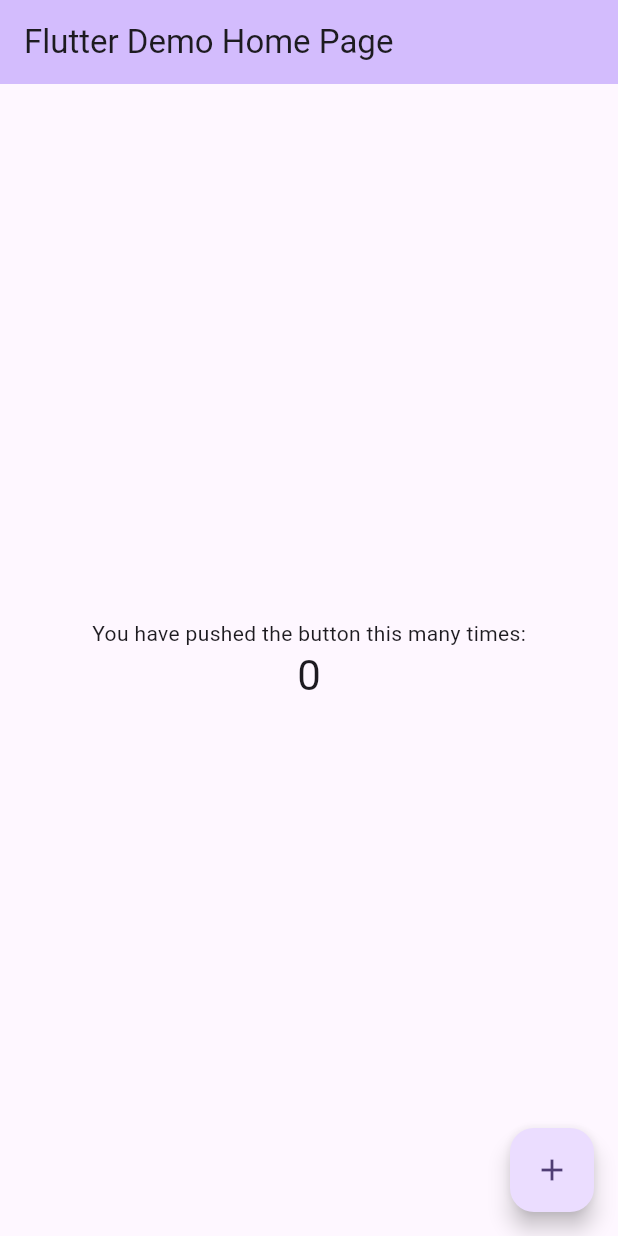
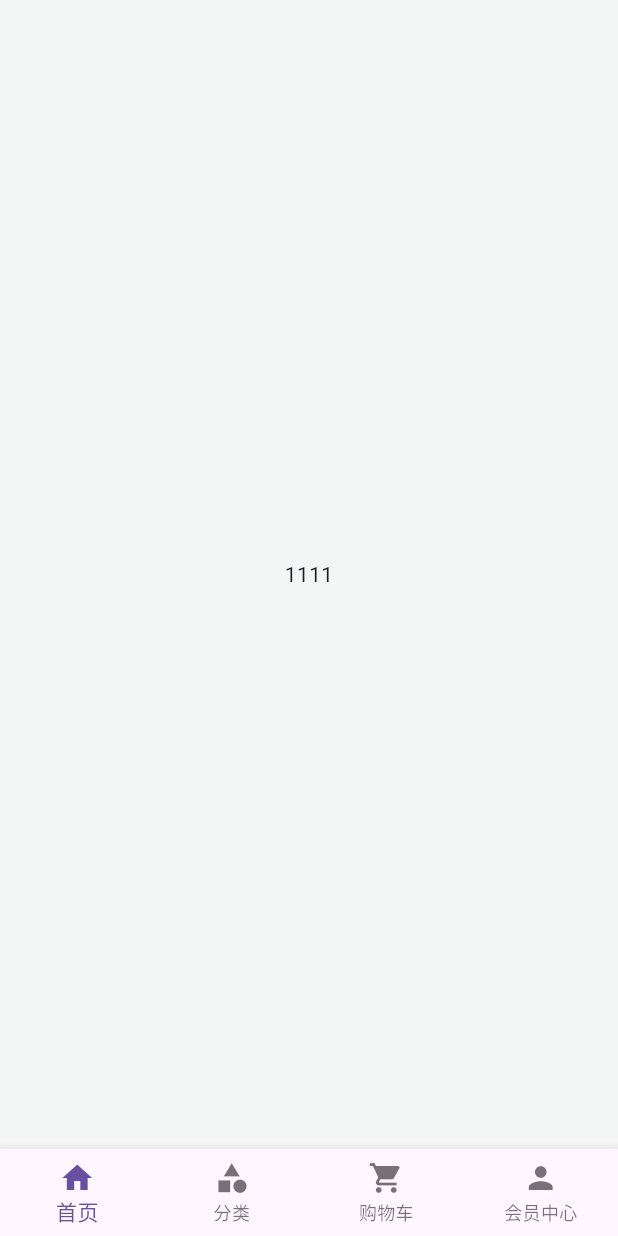
Before and after one commit to wangweijun123/flutter_shop_dx_me, a Flutter app: the screen it shows after launch, on a phone screen of 412 x 824 dp. Run offline on Flutter 3.47's test engine with Material 3 defaults, Android fonts, the phone set to English and light mode, and no system bars.

Commit message:
add main2

```diff
--- /dev/null
+++ b/lib/log/log_constanst.dart
@@ -0,0 +1,5 @@
+const String TAG = "ddddddddd";
+
+void myPrint(Object? any) {
+  print("$TAG $any");
+}
--- a/lib/main.dart
+++ b/lib/main.dart
@@ -1,4 +1,10 @@
 import 'package:flutter/material.dart';
+import 'package:flutter_shop_dx_me/pages/index_page.dart';
+import 'package:flutter_shop_dx_me/providers/current_index_provider.dart';
+import 'package:provider/provider.dart';
+
+import 'config/color.dart';
+import 'config/string.dart';
 
 void main() {
   runApp(const MyApp());
@@ -10,116 +16,25 @@ class MyApp extends StatelessWidget {
   // This widget is the root of your application.
   @override
   Widget build(BuildContext context) {
-    return MaterialApp(
-      title: 'Flutter Demo',
-      theme: ThemeData(
-        // This is the theme of your application.
-        //
-        // TRY THIS: Try running your application with "flutter run". You'll see
-        // the application has a blue toolbar. Then, without quitting the app,
-        // try changing the seedColor in the colorScheme below to Colors.green
-        // and then invoke "hot reload" (save your changes or press the "hot
-        // reload" button in a Flutter-supported IDE, or press "r" if you used
-        // the command line to start the app).
-        //
-        // Notice that the counter didn't reset back to zero; the application
-        // state is not lost during the reload. To reset the state, use hot
-        // restart instead.
-        //
-        // This works for code too, not just values: Most code changes can be
-        // tested with just a hot reload.
-        colorScheme: ColorScheme.fromSeed(seedColor: Colors.deepPurple),
-        useMaterial3: true,
+    return MultiProvider(
+      // Failed assertion: line 71 pos 16: 'children.isNotEmpty': is not true.
+      providers: [
+        ChangeNotifierProvider(create: (_) => CurrentIndexProvider()),
+      ],
+      child: Container(
+        child: MaterialApp(
+          title: KString.mainTitle,
+          //Flutter女装商城
+          debugShowCheckedModeBanner: false,
+          // onGenerateRoute: Application.router.generator,
+          //定制主题
+          theme: ThemeData(
+            primaryColor: KColor.primaryColor,
+          ),
+          // home: Text("xxxxx"),
+          home: IndexPage(),
+        ),
       ),
-      home: const MyHomePage(title: 'Flutter Demo Home Page'),
     );
   }
 }
-
-class MyHomePage extends StatefulWidget {
-  const MyHomePage({super.key, required this.title});
-
-  // This widget is the home page of your application. It is stateful, meaning
-  // that it has a State object (defined below) that contains fields that affect
-  // how it looks.
-
-  // This class is the configuration for the state. It holds the values (in this
-  // case the title) provided by the parent (in this case the App widget) and
-  // used by the build method of the State. Fields in a Widget subclass are
-  // always marked "final".
-
-  final String title;
-
-  @override
-  State<MyHomePage> createState() => _MyHomePageState();
-}
-
-class _MyHomePageState extends State<MyHomePage> {
-  int _counter = 0;
-
-  void _incrementCounter() {
-    setState(() {
-      // This call to setState tells the Flutter framework that something has
-      // changed in this State, which causes it to rerun the build method below
-      // so that the display can reflect the updated values. If we changed
-      // _counter without calling setState(), then the build method would not be
-      // called again, and so nothing would appear to happen.
-      _counter++;
-    });
-  }
-
-  @override
-  Widget build(BuildContext context) {
-    // This method is rerun every time setState is called, for instance as done
-    // by the _incrementCounter method above.
-    //
-    // The Flutter framework has been optimized to make rerunning build methods
-    // fast, so that you can just rebuild anything that needs updating rather
-    // than having to individually change instances of widgets.
-    return Scaffold(
-      appBar: AppBar(
-        // TRY THIS: Try changing the color here to a specific color (to
-        // Colors.amber, perhaps?) and trigger a hot reload to see the AppBar
-        // change color while the other colors stay the same.
-        backgroundColor: Theme.of(context).colorScheme.inversePrimary,
-        // Here we take the value from the MyHomePage object that was created by
-        // the App.build method, and use it to set our appbar title.
-        title: Text(widget.title),
-      ),
-      body: Center(
-        // Center is a layout widget. It takes a single child and positions it
-        // in the middle of the parent.
-        child: Column(
-          // Column is also a layout widget. It takes a list of children and
-          // arranges them vertically. By default, it sizes itself to fit its
-          // children horizontally, and tries to be as tall as its parent.
-          //
-          // Column has various properties to control how it sizes itself and
-          // how it positions its children. Here we use mainAxisAlignment to
-          // center the children vertically; the main axis here is the vertical
-          // axis because Columns are vertical (the cross axis would be
-          // horizontal).
-          //
-          // TRY THIS: Invoke "debug painting" (choose the "Toggle Debug Paint"
-          // action in the IDE, or press "p" in the console), to see the
-          // wireframe for each widget.
-          mainAxisAlignment: MainAxisAlignment.center,
-          children: <Widget>[
-            const Text(
-              'You have pushed the button this many times:',
-            ),
-            Text(
-              '$_counter',
-              style: Theme.of(context).textTheme.headlineMedium,
-            ),
-          ],
-        ),
-      ),
-      floatingActionButton: FloatingActionButton(
-        onPressed: _incrementCounter,
-        tooltip: 'Increment',
-        child: const Icon(Icons.add),
-      ), // This trailing comma makes auto-formatting nicer for build methods.
-    );
-  }
-}
--- /dev/null
+++ b/lib/pages/category_page.dart
@@ -0,0 +1,13 @@
+import 'package:flutter/material.dart';
+
+class CategoryPage extends StatefulWidget {
+  @override
+  State<StatefulWidget> createState() => _CategoryPageState();
+}
+
+class _CategoryPageState extends State<CategoryPage> {
+  @override
+  Widget build(BuildContext context) {
+    return Text("分类");
+  }
+}
--- /dev/null
+++ b/lib/pages/home_page.dart
@@ -0,0 +1,13 @@
+import 'package:flutter/material.dart';
+
+class HomePage extends StatefulWidget {
+  @override
+  State<StatefulWidget> createState() => _HomePageState();
+}
+
+class _HomePageState extends State<HomePage> {
+  @override
+  Widget build(BuildContext context) {
+    return Center(child: Text("1111"));
+  }
+}
--- /dev/null
+++ b/lib/pages/index_page.dart
@@ -0,0 +1,65 @@
+import 'package:flutter/material.dart';
+import 'package:flutter_shop_dx_me/providers/current_index_provider.dart';
+import 'package:provider/provider.dart';
+
+import '../config/string.dart';
+import '../log/log_constanst.dart';
+import 'category_page.dart';
+import 'home_page.dart';
+
+class IndexPage extends StatelessWidget {
+  final List<BottomNavigationBarItem> bottomTabs = [
+    const BottomNavigationBarItem(
+      icon: Icon(Icons.home),
+      label: KString.homeTitle, //首页
+    ),
+    const BottomNavigationBarItem(
+      icon: Icon(Icons.category),
+      label: KString.categoryTitle, //分类
+    ),
+    const BottomNavigationBarItem(
+      icon: Icon(Icons.shopping_cart),
+      label: KString.shoppingCartTitle, //购物车
+    ),
+    const BottomNavigationBarItem(
+      icon: Icon(Icons.person),
+      label: KString.memberTitle, //会员中心
+    ),
+  ];
+
+  final List<Widget> tabBodies = [
+    HomePage(),
+    CategoryPage(),
+    HomePage(),
+    CategoryPage(),
+  ];
+
+  @override
+  Widget build(BuildContext context) {
+    //取到当前索引状态值
+    var currentIndexProvider =
+        Provider.of<CurrentIndexProvider>(context, listen: true);
+    myPrint("build currentIndexProvider = ${currentIndexProvider.hashCode}");
+    int currentIndex = currentIndexProvider.currentIndex;
+    return Scaffold(
+      backgroundColor: Color.fromRGBO(244, 245, 245, 1.0),
+      bottomNavigationBar: BottomNavigationBar(
+        // 需要加上type才正常展示table
+        type: BottomNavigationBarType.fixed,
+        items: bottomTabs,
+        currentIndex: currentIndex,
+        onTap: (index) {
+          var currentIndexProvider =
+              Provider.of<CurrentIndexProvider>(context, listen: false);
+          myPrint(
+              "onTap currentIndexProvider = ${currentIndexProvider.hashCode}");
+          currentIndexProvider.changeIndex(index);
+        },
+      ),
+      body: IndexedStack(
+        index: currentIndex,
+        children: tabBodies,
+      ),
+    );
+  }
+}
--- /dev/null
+++ b/lib/providers/current_index_provider.dart
@@ -0,0 +1,13 @@
+import 'package:flutter/material.dart';
+
+//切换底部导航栏
+class CurrentIndexProvider with ChangeNotifier{
+
+  int currentIndex = 0;
+
+  changeIndex(int newIndex){
+    currentIndex = newIndex;
+    notifyListeners();
+  }
+
+}
```
